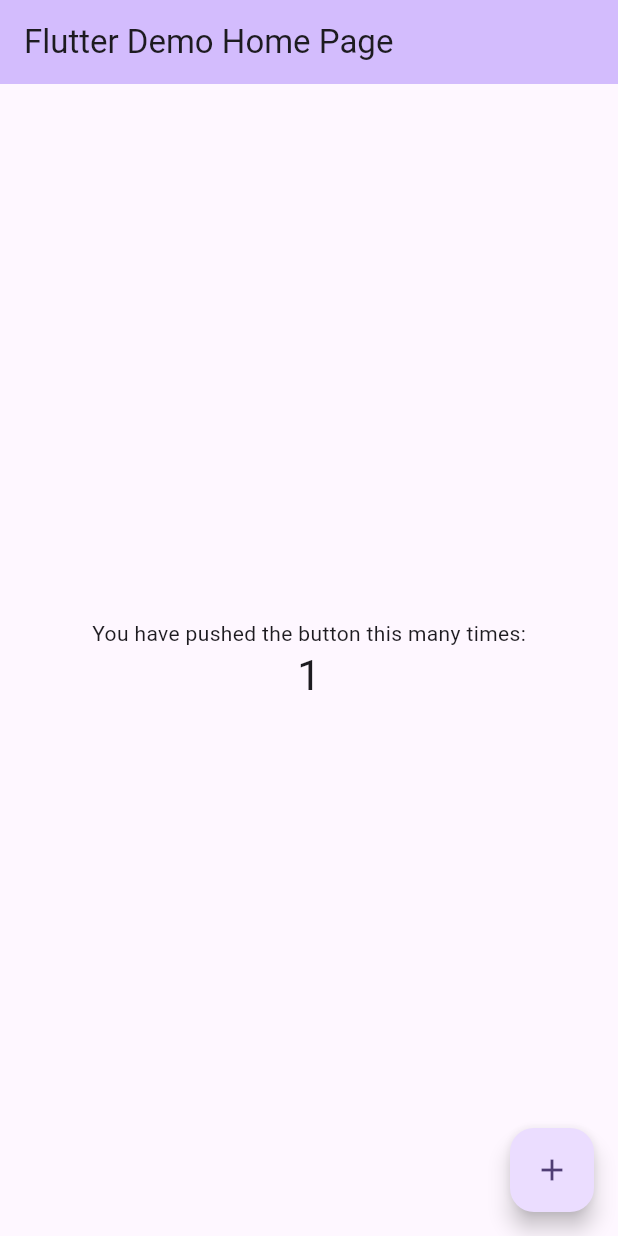
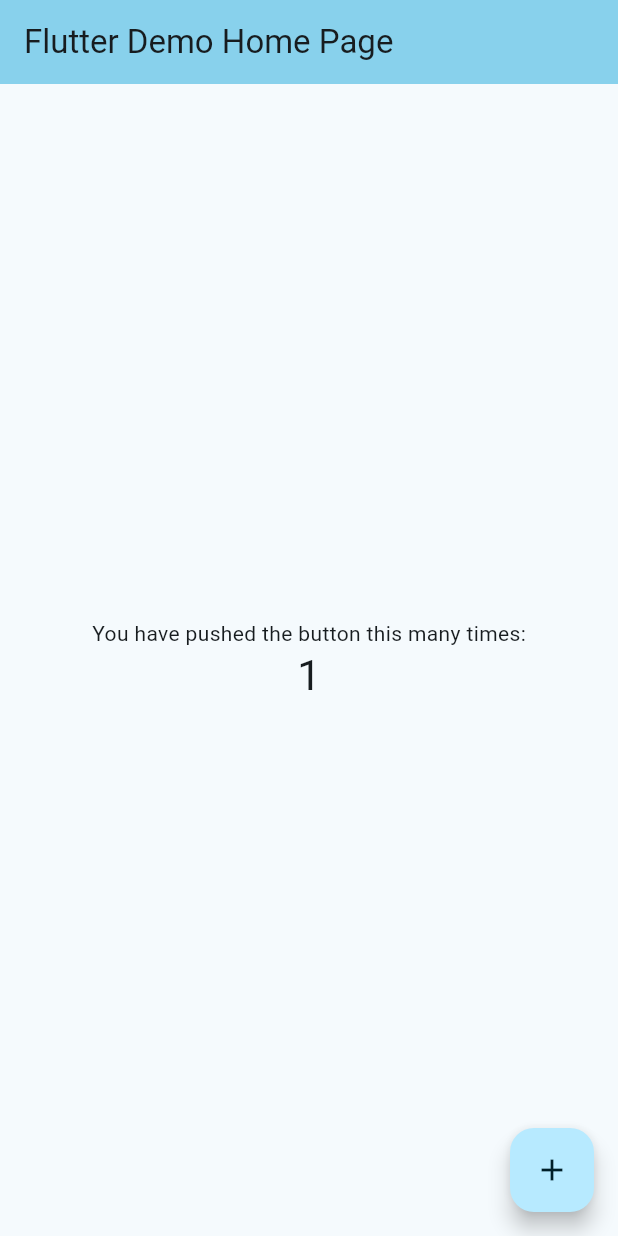
Before and after one commit to Caladaraujo/myrpg, a Flutter app: the screen it shows after launch, after a tap on the "add" icon, on a phone screen of 412 x 824 dp. Run offline on Flutter 3.47's test engine with Material 3 defaults, Android fonts, the phone set to English and light mode, and no system bars; our stand-ins replace google_fonts.

Commit message:
Main changes

```diff
--- /dev/null
+++ b/lib/core/material_app.dart
@@ -0,0 +1,17 @@
+import 'package:flutter/material.dart';
+import 'package:myapp/home/home_page.dart';
+import 'package:myapp/core/theme_data.dart';
+
+class AppMaterial extends StatelessWidget {
+  const AppMaterial({super.key});
+
+  @override
+  Widget build(BuildContext context) {
+    return MaterialApp(
+      title: 'Flutter Demo',
+      theme: const AppTheme().light(),
+          darkTheme: const AppTheme().dark(),
+      home: const MyHomePage(title: 'Flutter Demo Home Page'),
+    );
+  }
+}
--- /dev/null
+++ b/lib/core/text_theme_data.dart
@@ -0,0 +1,117 @@
+import 'package:flutter/material.dart';
+import 'package:google_fonts/google_fonts.dart';
+
+/// Enumeração de temas de texto do aplicativo.
+enum AppTextTheme {
+  bodyLarge,
+  bodyMedium,
+  bodySmall,
+  displayLarge,
+  displayMedium,
+  displaySmall,
+  labelLarge,
+  labelMedium,
+  labelSmall,
+  headlineLarge,
+  headlineMedium,
+  headlineSmall,
+  titleLarge,
+  titleMedium,
+  titleSmall,
+  hint,
+}
+
+extension AppTextThemeExtension on AppTextTheme {
+  TextStyle get style {
+    switch (this) {
+      case AppTextTheme.bodyLarge:
+        return TextStyle(
+          fontSize: 16.0,
+          fontFamily: GoogleFonts.nunito().fontFamily,
+        );
+      case AppTextTheme.bodyMedium:
+        return TextStyle(
+          fontSize: 14.0,
+          fontFamily: GoogleFonts.nunito().fontFamily,
+        );
+      case AppTextTheme.bodySmall:
+        return TextStyle(
+          fontSize: 12.0,
+          fontFamily: GoogleFonts.nunito().fontFamily,
+        );
+      case AppTextTheme.displayLarge:
+        return TextStyle(
+          fontSize: 32.0,
+          fontFamily: GoogleFonts.nunito().fontFamily,
+        );
+      case AppTextTheme.displayMedium:
+        return TextStyle(
+          fontSize: 24.0,
+          fontFamily: GoogleFonts.nunito().fontFamily,
+        );
+      case AppTextTheme.displaySmall:
+        return TextStyle(
+          fontSize: 20.0,
+          fontFamily: GoogleFonts.nunito().fontFamily,
+        );
+      case AppTextTheme.labelLarge:
+        return TextStyle(
+          fontSize: 16.0,
+          fontFamily: GoogleFonts.nunito().fontFamily,
+        );
+      case AppTextTheme.labelMedium:
+        return TextStyle(
+          fontSize: 14.0,
+          fontFamily: GoogleFonts.nunito().fontFamily,
+        );
+      case AppTextTheme.labelSmall:
+        return TextStyle(
+          fontSize: 12.0,
+          fontFamily: GoogleFonts.nunito().fontFamily,
+        );
+      case AppTextTheme.headlineLarge:
+        return TextStyle(
+          fontSize: 24.0,
+          fontWeight: FontWeight.bold,
+          fontFamily: GoogleFonts.nunito().fontFamily,
+        );
+      case AppTextTheme.headlineMedium:
+        return TextStyle(
+          fontSize: 20.0,
+          fontWeight: FontWeight.bold,
+          fontFamily: GoogleFonts.nunito().fontFamily,
+        );
+      case AppTextTheme.headlineSmall:
+        return TextStyle(
+          fontSize: 16.0,
+          fontWeight: FontWeight.bold,
+          fontFamily: GoogleFonts.nunito().fontFamily,
+        );
+      case AppTextTheme.titleLarge:
+        return TextStyle(
+          fontSize: 20.0,
+          fontWeight: FontWeight.bold,
+          fontFamily: GoogleFonts.nunito().fontFamily,
+        );
+      case AppTextTheme.titleMedium:
+        return TextStyle(
+          fontSize: 16.0,
+          fontWeight: FontWeight.bold,
+          fontFamily: GoogleFonts.nunito().fontFamily,
+        );
+      case AppTextTheme.titleSmall:
+        return TextStyle(
+          fontSize: 14.0,
+          fontWeight: FontWeight.bold,
+          fontFamily: GoogleFonts.nunito().fontFamily,
+        );
+      case AppTextTheme.hint:
+        return TextStyle(
+          fontSize: 14.0,
+          color: Colors.grey,
+          fontStyle: FontStyle.italic,
+          fontFamily: GoogleFonts.nunito().fontFamily,
+        );
+    }
+  }
+}
--- /dev/null
+++ b/lib/core/theme_data.dart
@@ -0,0 +1,173 @@
+import 'package:flutter/material.dart';
+
+import 'text_theme_data.dart';
+
+/// Esta classe é responsável por definir o tema do aplicativo. Ela é utilizada
+/// no arquivo `lib/app_widget.dart` para definir o tema do aplicativo baseada
+/// no tema do sistema ou no tema definido pelo usuário.
+class AppTheme {
+  const AppTheme();
+
+  /// Retorna o tema baseado no esquema de cores.
+  ThemeData theme(ColorScheme colorScheme) => ThemeData(
+        useMaterial3: true,
+        brightness: colorScheme.brightness,
+        colorScheme: colorScheme,
+        scaffoldBackgroundColor: colorScheme.surface,
+        canvasColor: colorScheme.surface,
+        cardTheme: CardTheme(
+          color: colorScheme.surfaceContainer,
+          shadowColor: colorScheme.shadow,
+          elevation: 1,
+          shape: RoundedRectangleBorder(
+            borderRadius: BorderRadius.circular(20),
+          ),
+        ),
+        dropdownMenuTheme: DropdownMenuThemeData(
+          menuStyle: MenuStyle(
+            backgroundColor:
+                WidgetStateProperty.all(colorScheme.surfaceContainerLow),
+          ),
+          inputDecorationTheme: InputDecorationTheme(
+            border: OutlineInputBorder(
+              borderSide: BorderSide(
+                color: colorScheme.outline,
+              ),
+            ),
+            focusedBorder: OutlineInputBorder(
+              borderSide: BorderSide(
+                color: colorScheme.primary,
+                width: 2,
+              ),
+            ),
+          ),
+          textStyle: AppTextTheme.titleMedium.style.copyWith(
+            color: colorScheme.secondary,
+          ),
+        ),
+        elevatedButtonTheme: ElevatedButtonThemeData(
+          style: ElevatedButton.styleFrom(
+            backgroundColor: colorScheme.surfaceContainerLow,
+            textStyle: AppTextTheme.titleMedium.style.copyWith(
+              color: colorScheme.secondary,
+            ),
+            shape: RoundedRectangleBorder(
+              borderRadius: BorderRadius.circular(20),
+            ),
+          ),
+        ),
+      );
+
+  /// Retorna o tema escuro.
+  ThemeData dark() => theme(AppThemeMode.dark.colorScheme);
+
+  /// Retorna o tema claro.
+  ThemeData light() => theme(AppThemeMode.light.colorScheme);
+}
+
+enum AppThemeMode { system, light, dark }
+
+extension AppThemeModeExtension on AppThemeMode {
+  ColorScheme get colorScheme {
+    switch (this) {
+      case AppThemeMode.dark:
+        return const ColorScheme(
+          brightness: Brightness.dark,
+          primary: Color(0xff88d1ec),
+          surfaceTint: Color(0xff88d1ec),
+          onPrimary: Color(0xff003543),
+          primaryContainer: Color(0xff004e61),
+          onPrimaryContainer: Color(0xffb7eaff),
+          secondary: Color(0xffb3cad4),
+          onSecondary: Color(0xff1e333b),
+          secondaryContainer: Color(0xff344a52),
+          onSecondaryContainer: Color(0xffcfe6f1),
+          tertiary: Color(0xffc1cd7d),
+          onTertiary: Color(0xff2c3400),
+          tertiaryContainer: Color(0xff414b07),
+          onTertiaryContainer: Color(0xffddea96),
+          error: Color(0xffffb4ab),
+          onError: Color(0xff690005),
+          errorContainer: Color(0xff93000a),
+          onErrorContainer: Color(0xffffdad6),
+          surface: Color(0xff0f1416),
+          onSurface: Color(0xffdee3e6),
+          onSurfaceVariant: Color(0xffbfc8cc),
+          outline: Color(0xff8a9296),
+          outlineVariant: Color(0xff40484c),
+          shadow: Color(0xff000000),
+          scrim: Color(0xff000000),
+          inverseSurface: Color(0xffdee3e6),
+          inversePrimary: Color(0xff07677f),
+          primaryFixed: Color(0xffb7eaff),
+          onPrimaryFixed: Color(0xff001f28),
+          primaryFixedDim: Color(0xff88d1ec),
+          onPrimaryFixedVariant: Color(0xff004e61),
+          secondaryFixed: Color(0xffcfe6f1),
+          onSecondaryFixed: Color(0xff071e26),
+          secondaryFixedDim: Color(0xffb3cad4),
+          onSecondaryFixedVariant: Color(0xff344a52),
+          tertiaryFixed: Color(0xffddea96),
+          onTertiaryFixed: Color(0xff191e00),
+          tertiaryFixedDim: Color(0xffc1cd7d),
+          onTertiaryFixedVariant: Color(0xff414b07),
+          surfaceDim: Color(0xff0f1416),
+          surfaceBright: Color(0xff353a3c),
+          surfaceContainerLowest: Color(0xff0a0f11),
+          surfaceContainerLow: Color(0xff171c1f),
+          surfaceContainer: Color(0xff1b2023),
+          surfaceContainerHigh: Color(0xff252b2d),
+          surfaceContainerHighest: Color(0xff303638),
+        );
+      default:
+        return const ColorScheme(
+          brightness: Brightness.light,
+          primary: Color(0xff07677f),
+          surfaceTint: Color(0xff07677f),
+          onPrimary: Color(0xffffffff),
+          primaryContainer: Color(0xffb7eaff),
+          onPrimaryContainer: Color(0xff001f28),
+          secondary: Color(0xff4c626a),
+          onSecondary: Color(0xffffffff),
+          secondaryContainer: Color(0xffcfe6f1),
+          onSecondaryContainer: Color(0xff071e26),
+          tertiary: Color(0xff596420),
+          onTertiary: Color(0xffffffff),
+          tertiaryContainer: Color(0xffddea96),
+          onTertiaryContainer: Color(0xff191e00),
+          error: Color(0xffba1a1a),
+          onError: Color(0xffffffff),
+          errorContainer: Color(0xffffdad6),
+          onErrorContainer: Color(0xff410002),
+          surface: Color(0xfff5fafd),
+          onSurface: Color(0xff171c1f),
+          onSurfaceVariant: Color(0xff40484c),
+          outline: Color(0xff70787c),
+          outlineVariant: Color(0xffbfc8cc),
+          shadow: Color(0xff000000),
+          scrim: Color(0xff000000),
+          inverseSurface: Color(0xff2c3134),
+          inversePrimary: Color(0xff88d1ec),
+          primaryFixed: Color(0xffb7eaff),
+          onPrimaryFixed: Color(0xff001f28),
+          primaryFixedDim: Color(0xff88d1ec),
+          onPrimaryFixedVariant: Color(0xff004e61),
+          secondaryFixed: Color(0xffcfe6f1),
+          onSecondaryFixed: Color(0xff071e26),
+          secondaryFixedDim: Color(0xffb3cad4),
+          onSecondaryFixedVariant: Color(0xff344a52),
+          tertiaryFixed: Color(0xffddea96),
+          onTertiaryFixed: Color(0xff191e00),
+          tertiaryFixedDim: Color(0xffc1cd7d),
+          onTertiaryFixedVariant: Color(0xff414b07),
+          surfaceDim: Color(0xffd6dbde),
+          surfaceBright: Color(0xfff5fafd),
+          surfaceContainerLowest: Color(0xffffffff),
+          surfaceContainerLow: Color(0xffeff4f7),
+          surfaceContainer: Color(0xffeaeff1),
+          surfaceContainerHigh: Color(0xffe4e9ec),
+          surfaceContainerHighest: Color(0xffdee3e6),
+        );
+    }
+  }
+}
--- /dev/null
+++ b/lib/home/home_page.dart
@@ -0,0 +1,90 @@
+
+import 'package:flutter/material.dart';
+
+class MyHomePage extends StatefulWidget {
+  const MyHomePage({super.key, required this.title});
+
+  // This widget is the home page of your application. It is stateful, meaning
+  // that it has a State object (defined below) that contains fields that affect
+  // how it looks.
+
+  // This class is the configuration for the state. It holds the values (in this
+  // case the title) provided by the parent (in this case the App widget) and
+  // used by the build method of the State. Fields in a Widget subclass are
+  // always marked "final".
+
+  final String title;
+
+  @override
+  State<MyHomePage> createState() => _MyHomePageState();
+}
+
+class _MyHomePageState extends State<MyHomePage> {
+  int _counter = 0;
+
+  void _incrementCounter() {
+    setState(() {
+      // This call to setState tells the Flutter framework that something has
+      // changed in this State, which causes it to rerun the build method below
+      // so that the display can reflect the updated values. If we changed
+      // _counter without calling setState(), then the build method would not be
+      // called again, and so nothing would appear to happen.
+      _counter++;
+    });
+  }
+
+  @override
+  Widget build(BuildContext context) {
+    // This method is rerun every time setState is called, for instance as done
+    // by the _incrementCounter method above.
+    //
+    // The Flutter framework has been optimized to make rerunning build methods
+    // fast, so that you can just rebuild anything that needs updating rather
+    // than having to individually change instances of widgets.
+    return Scaffold(
+      appBar: AppBar(
+        // TRY THIS: Try changing the color here to a specific color (to
+        // Colors.amber, perhaps?) and trigger a hot reload to see the AppBar
+        // change color while the other colors stay the same.
+        backgroundColor: Theme.of(context).colorScheme.inversePrimary,
+        // Here we take the value from the MyHomePage object that was created by
+        // the App.build method, and use it to set our appbar title.
+        title: Text(widget.title),
+      ),
+      body: Center(
+        // Center is a layout widget. It takes a single child and positions it
+        // in the middle of the parent.
+        child: Column(
+          // Column is also a layout widget. It takes a list of children and
+          // arranges them vertically. By default, it sizes itself to fit its
+          // children horizontally, and tries to be as tall as its parent.
+          //
+          // Column has various properties to control how it sizes itself and
+          // how it positions its children. Here we use mainAxisAlignment to
+          // center the children vertically; the main axis here is the vertical
+          // axis because Columns are vertical (the cross axis would be
+          // horizontal).
+          //
+          // TRY THIS: Invoke "debug painting" (choose the "Toggle Debug Paint"
+          // action in the IDE, or press "p" in the console), to see the
+          // wireframe for each widget.
+          mainAxisAlignment: MainAxisAlignment.center,
+          children: <Widget>[
+            const Text(
+              'You have pushed the button this many times:',
+            ),
+            Text(
+              '$_counter',
+              style: Theme.of(context).textTheme.headlineMedium,
+            ),
+          ],
+        ),
+      ),
+      floatingActionButton: FloatingActionButton(
+        onPressed: _incrementCounter,
+        tooltip: 'Increment',
+        child: const Icon(Icons.add),
+      ), // This trailing comma makes auto-formatting nicer for build methods.
+    );
+  }
+}
--- a/lib/main.dart
+++ b/lib/main.dart
@@ -1,125 +1,6 @@
 import 'package:flutter/material.dart';
+import 'package:myapp/core/material_app.dart';
 
 void main() {
-  runApp(const MyApp());
+  runApp(const AppMaterial());
 }
-
-class MyApp extends StatelessWidget {
-  const MyApp({super.key});
-
-  // This widget is the root of your application.
-  @override
-  Widget build(BuildContext context) {
-    return MaterialApp(
-      title: 'Flutter Demo',
-      theme: ThemeData(
-        // This is the theme of your application.
-        //
-        // TRY THIS: Try running your application with "flutter run". You'll see
-        // the application has a purple toolbar. Then, without quitting the app,
-        // try changing the seedColor in the colorScheme below to Colors.green
-        // and then invoke "hot reload" (save your changes or press the "hot
-        // reload" button in a Flutter-supported IDE, or press "r" if you used
-        // the command line to start the app).
-        //
-        // Notice that the counter didn't reset back to zero; the application
-        // state is not lost during the reload. To reset the state, use hot
-        // restart instead.
-        //
-        // This works for code too, not just values: Most code changes can be
-        // tested with just a hot reload.
-        colorScheme: ColorScheme.fromSeed(seedColor: Colors.deepPurple),
-        useMaterial3: true,
-      ),
-      home: const MyHomePage(title: 'Flutter Demo Home Page'),
-    );
-  }
-}
-
-class MyHomePage extends StatefulWidget {
-  const MyHomePage({super.key, required this.title});
-
-  // This widget is the home page of your application. It is stateful, meaning
-  // that it has a State object (defined below) that contains fields that affect
-  // how it looks.
-
-  // This class is the configuration for the state. It holds the values (in this
-  // case the title) provided by the parent (in this case the App widget) and
-  // used by the build method of the State. Fields in a Widget subclass are
-  // always marked "final".
-
-  final String title;
-
-  @override
-  State<MyHomePage> createState() => _MyHomePageState();
-}
-
-class _MyHomePageState extends State<MyHomePage> {
-  int _counter = 0;
-
-  void _incrementCounter() {
-    setState(() {
-      // This call to setState tells the Flutter framework that something has
-      // changed in this State, which causes it to rerun the build method below
-      // so that the display can reflect the updated values. If we changed
-      // _counter without calling setState(), then the build method would not be
-      // called again, and so nothing would appear to happen.
-      _counter++;
-    });
-  }
-
-  @override
-  Widget build(BuildContext context) {
-    // This method is rerun every time setState is called, for instance as done
-    // by the _incrementCounter method above.
-    //
-    // The Flutter framework has been optimized to make rerunning build methods
-    // fast, so that you can just rebuild anything that needs updating rather
-    // than having to individually change instances of widgets.
-    return Scaffold(
-      appBar: AppBar(
-        // TRY THIS: Try changing the color here to a specific color (to
-        // Colors.amber, perhaps?) and trigger a hot reload to see the AppBar
-        // change color while the other colors stay the same.
-        backgroundColor: Theme.of(context).colorScheme.inversePrimary,
-        // Here we take the value from the MyHomePage object that was created by
-        // the App.build method, and use it to set our appbar title.
-        title: Text(widget.title),
-      ),
-      body: Center(
-        // Center is a layout widget. It takes a single child and positions it
-        // in the middle of the parent.
-        child: Column(
-          // Column is also a layout widget. It takes a list of children and
-          // arranges them vertically. By default, it sizes itself to fit its
-          // children horizontally, and tries to be as tall as its parent.
-          //
-          // Column has various properties to control how it sizes itself and
-          // how it positions its children. Here we use mainAxisAlignment to
-          // center the children vertically; the main axis here is the vertical
-          // axis because Columns are vertical (the cross axis would be
-          // horizontal).
-          //
-          // TRY THIS: Invoke "debug painting" (choose the "Toggle Debug Paint"
-          // action in the IDE, or press "p" in the console), to see the
-          // wireframe for each widget.
-          mainAxisAlignment: MainAxisAlignment.center,
-          children: <Widget>[
-            const Text(
-              'You have pushed the button this many times:',
-            ),
-            Text(
-              '$_counter',
-              style: Theme.of(context).textTheme.headlineMedium,
-            ),
-          ],
-        ),
-      ),
-      floatingActionButton: FloatingActionButton(
-        onPressed: _incrementCounter,
-        tooltip: 'Increment',
-        child: const Icon(Icons.add),
-      ), // This trailing comma makes auto-formatting nicer for build methods.
-    );
-  }
-}
--- a/pubspec.yaml
+++ b/pubspec.yaml
@@ -30,7 +30,7 @@ environment:
 dependencies:
   flutter:
     sdk: flutter
-
+  google_fonts: ^6.2.1
 
   # The following adds the Cupertino Icons font to your application.
   # Use with the CupertinoIcons class for iOS style icons.
```
Also changed, not shown: pubspec.lock.
